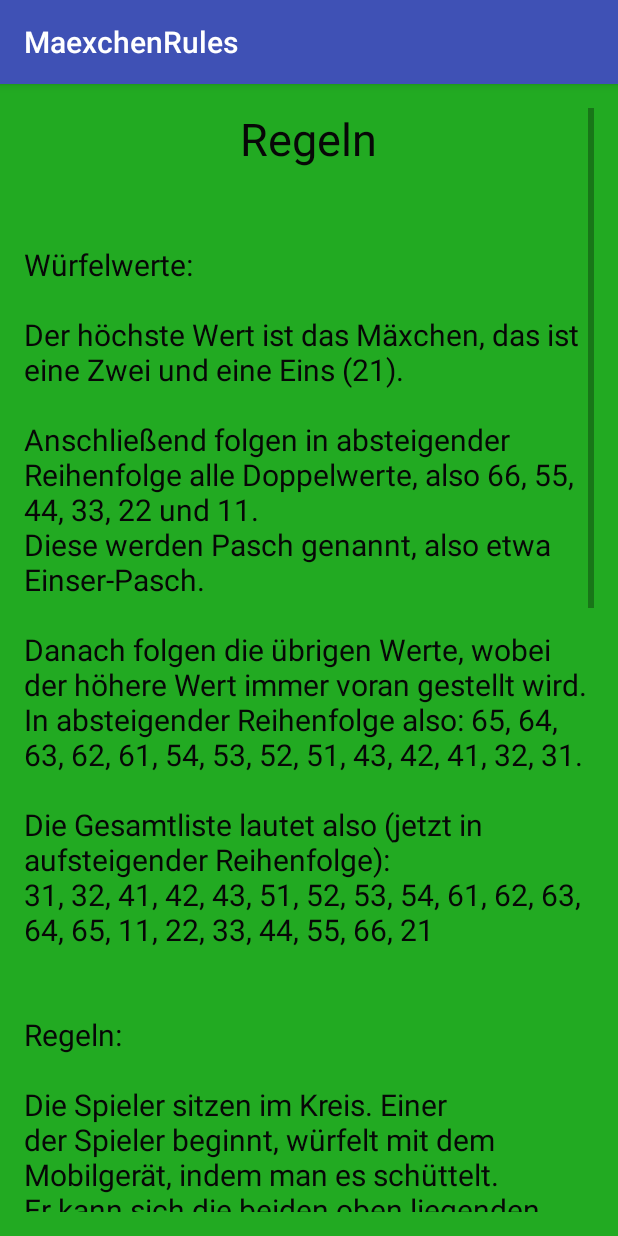
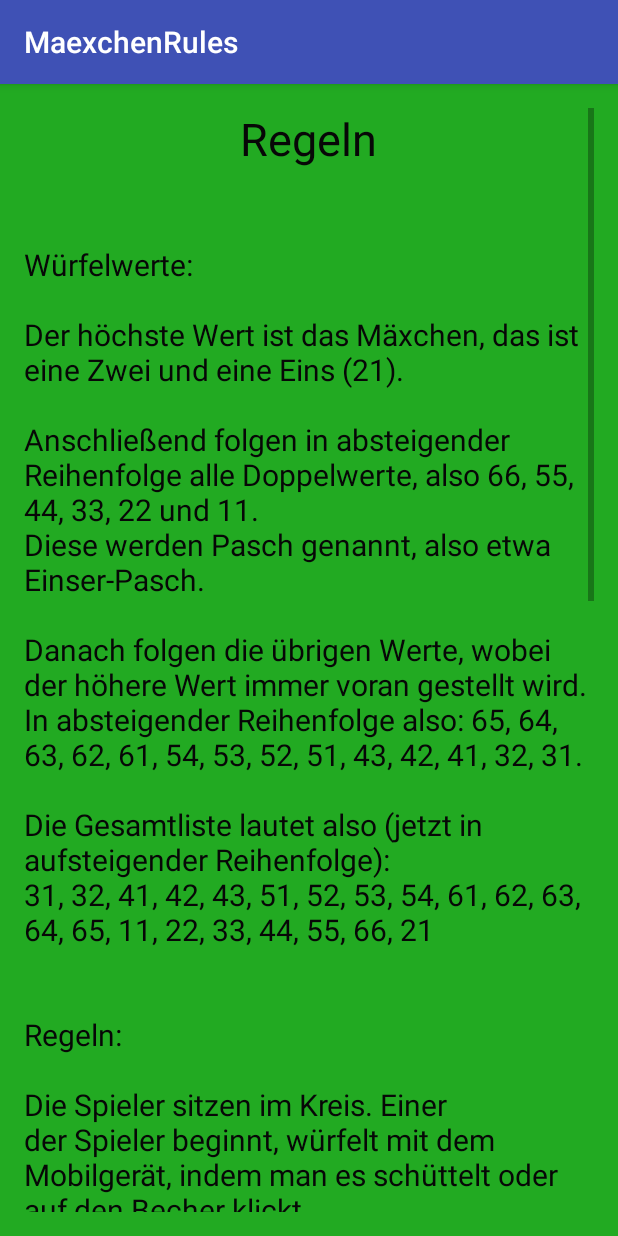
Before and after one commit to Gertfreiberger/Trinkspielsammlung, an Android app: the MaexchenRules screen opened directly, with no data from a screen before it, on a phone screen of 412 x 824 dp. Run offline under Robolectric (Android 15) with nearby library versions, the phone set to English and light mode, and no system bars.

Commit message:
[DV, GF] update rule text

```diff
--- a/DrinkingGamesCollection/app/src/main/res/values/strings.xml
+++ b/DrinkingGamesCollection/app/src/main/res/values/strings.xml
@@ -26,7 +26,7 @@
         \nDie Gesamtliste lautet also (jetzt in aufsteigender Reihenfolge):
         \n31, 32, 41, 42, 43, 51, 52, 53, 54, 61, 62, 63, 64, 65, 11, 22, 33, 44, 55, 66, 21\n\n
         \nRegeln:\n
-        \nDie Spieler sitzen im Kreis. Einer der Spieler beginnt, würfelt mit dem Mobilgerät, indem man es schüttelt.
+        \nDie Spieler sitzen im Kreis. Einer der Spieler beginnt, würfelt mit dem Mobilgerät, indem man es schüttelt oder auf den Becher klickt.
         \nEr kann sich die beiden oben liegenden Würfelwerte anschauen (klick auf Aufdecken).
         \nNun kann sich der Spieler entscheiden nennt er den jeweiligen Wert - oder einen beliebigen anderen und gibt das Mobilgerät weiter (klick auf Weitergeben).
         \nOder man möchte nochmal würfeln (klick auf erneut würfeln), aber nun kann man seinen Wurf nicht mehr sehen und muss blind einen Wert nennen und das Mobilgerät weitergeben (klick auf weitergeben).
```
